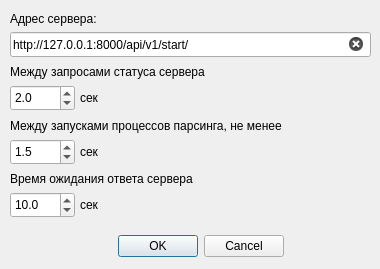
HiddenJang/Xperiment2, file Client UI/components/forms/server_set_window_template.ui: the form before one commit.
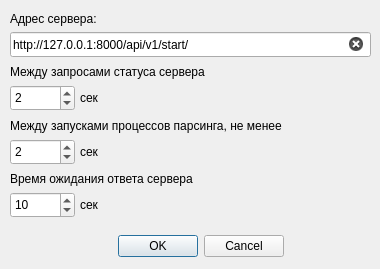
The form after the commit.

Patch:
```diff
--- a/Client UI/components/forms/server_set_window_template.ui
+++ b/Client UI/components/forms/server_set_window_template.ui
@@ -67,7 +67,7 @@
     <bool>true</bool>
    </property>
   </widget>
-  <widget class="QDoubleSpinBox" name="doubleSpinBox_statusRequestFrequency">
+  <widget class="QSpinBox" name="spinBox_statusRequestInterval">
    <property name="geometry">
     <rect>
      <x>10</x>
@@ -76,20 +76,11 @@
      <height>26</height>
     </rect>
    </property>
-   <property name="decimals">
-    <number>1</number>
-   </property>
    <property name="maximum">
-    <double>9999.000000000000000</double>
-   </property>
-   <property name="singleStep">
-    <double>0.500000000000000</double>
-   </property>
-   <property name="stepType">
-    <enum>QAbstractSpinBox::DefaultStepType</enum>
+    <number>9999</number>
    </property>
    <property name="value">
-    <double>2.000000000000000</double>
+    <number>2</number>
    </property>
   </widget>
   <widget class="QLabel" name="label_statusRequestFrequency_1">
@@ -118,7 +109,7 @@
     <string>Между запусками процессов парсинга, не менее</string>
    </property>
   </widget>
-  <widget class="QDoubleSpinBox" name="doubleSpinBox_parsRequestFrequency">
+  <widget class="QSpinBox" name="spinBox_parsRequestInterval">
    <property name="geometry">
     <rect>
      <x>10</x>
@@ -127,20 +118,11 @@
      <height>26</height>
     </rect>
    </property>
-   <property name="decimals">
-    <number>1</number>
-   </property>
    <property name="maximum">
-    <double>9999.000000000000000</double>
-   </property>
-   <property name="singleStep">
-    <double>0.500000000000000</double>
-   </property>
-   <property name="stepType">
-    <enum>QAbstractSpinBox::DefaultStepType</enum>
+    <number>9999</number>
    </property>
    <property name="value">
-    <double>1.500000000000000</double>
+    <number>2</number>
    </property>
   </widget>
   <widget class="QLabel" name="label_statusRequestFrequency_2">
@@ -169,7 +151,7 @@
     <string>сек</string>
    </property>
   </widget>
-  <widget class="QDoubleSpinBox" name="doubleSpinBox_responseTimeout">
+  <widget class="QSpinBox" name="spinBox_responseTimeout">
    <property name="geometry">
     <rect>
      <x>10</x>
@@ -178,20 +160,11 @@
      <height>26</height>
     </rect>
    </property>
-   <property name="decimals">
-    <number>1</number>
-   </property>
    <property name="maximum">
-    <double>9999.000000000000000</double>
-   </property>
-   <property name="singleStep">
-    <double>0.500000000000000</double>
-   </property>
-   <property name="stepType">
-    <enum>QAbstractSpinBox::DefaultStepType</enum>
+    <number>9999</number>
    </property>
    <property name="value">
-    <double>10.000000000000000</double>
+    <number>10</number>
    </property>
   </widget>
   <widget class="QLabel" name="label_responseTimeout_2">
```
Left out of the diff: 8 changed lines with no effect on the pictures.
